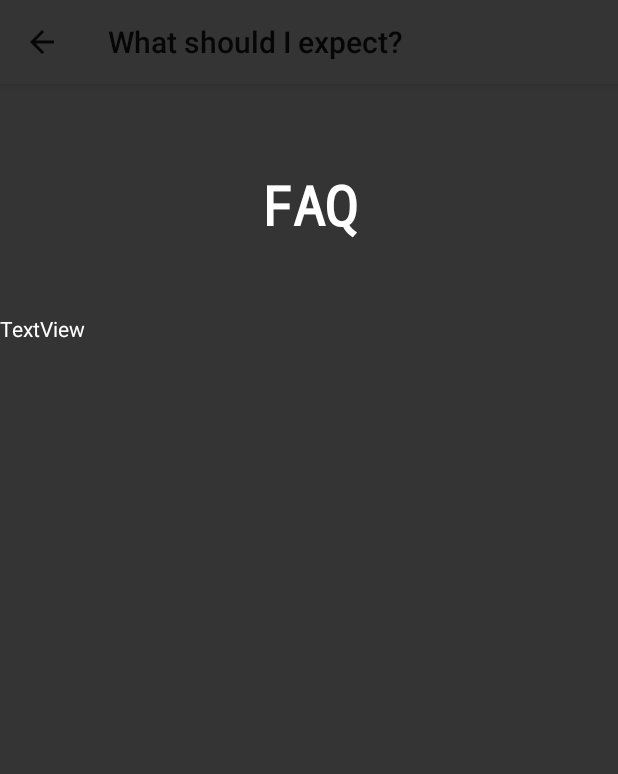
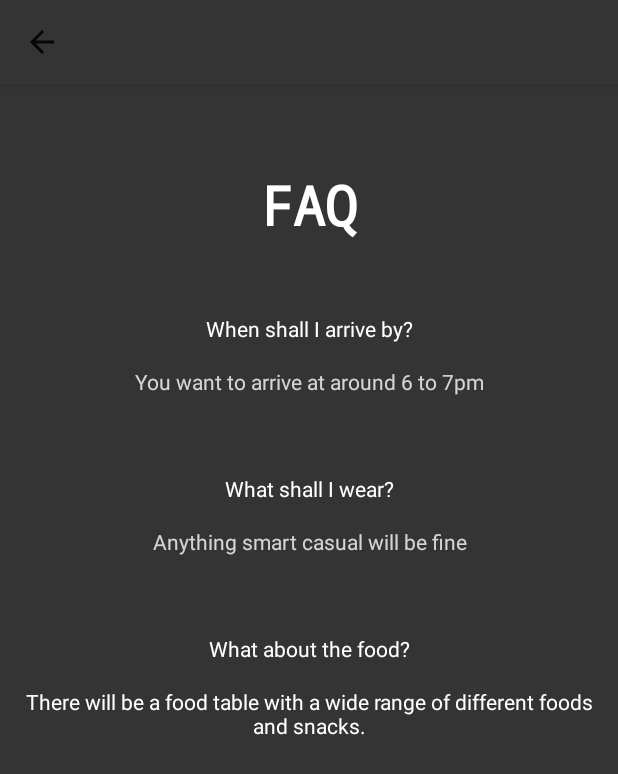
Before and after one commit to Haroon01/BirthdayApp, an Android app: the FaqActivity screen opened directly, with no data from a screen before it, on a phone screen of 412 x 824 dp. Shown: the top 774 px of the screen. Run offline under Robolectric (Android 15) with nearby library versions, the phone set to English and light mode, and no system bars.

Commit message:
completed faq page

```diff
--- a/app/src/main/java/com/haroon/mybirthday/DonateActivity.java
+++ b/app/src/main/java/com/haroon/mybirthday/DonateActivity.java
@@ -24,6 +24,8 @@ public class DonateActivity extends AppCompatActivity {
         setTheme(R.style.AppTheme_ActionBar);
         setContentView(R.layout.activity_donate);
         Objects.requireNonNull(getSupportActionBar()).setDisplayHomeAsUpEnabled(true);
+
+        setTitle("");
 
         Button btnDonate = findViewById(R.id.btnDonate);
         final TextView txtName = findViewById(R.id.txtDonateName);
--- a/app/src/main/java/com/haroon/mybirthday/FaqActivity.java
+++ b/app/src/main/java/com/haroon/mybirthday/FaqActivity.java
@@ -14,6 +14,6 @@ public class FaqActivity extends AppCompatActivity {
         setTheme(R.style.AppTheme_ActionBar);
         setContentView(R.layout.activity_faq);
         Objects.requireNonNull(getSupportActionBar()).setDisplayHomeAsUpEnabled(true);
-        setTitle(R.string.btn_schedule);
+        setTitle("");
     }
 }
--- a/app/src/main/java/com/haroon/mybirthday/LocationActivity.java
+++ b/app/src/main/java/com/haroon/mybirthday/LocationActivity.java
@@ -24,7 +24,7 @@ public class LocationActivity extends AppCompatActivity {
         setTheme(R.style.AppTheme_ActionBar);
         setContentView(R.layout.activity_location);
         Objects.requireNonNull(getSupportActionBar()).setDisplayHomeAsUpEnabled(true);
-        setTitle(R.string.btn_location);
+        setTitle("");
 
         Button btnOpenMaps = findViewById(R.id.btnOpenMaps);
 
@@ -33,9 +33,9 @@ public class LocationActivity extends AppCompatActivity {
             public void onClick(View v) {
                 Intent intent = new Intent(Intent.ACTION_VIEW);
 
-                String label = "label";
+                String label = "TheParty";//INFO: This feature currently does not work on GoogleMaps
 
-                intent.setData(Uri.parse("geo:53.667137,-1.482669?q=53.667137,-1.482669("+label+")"));
+                intent.setData(Uri.parse("geo:0,0?q=53.64104111,-1.77850038("+label+")"));
 
                 startActivity(intent);
             }
--- a/app/src/main/res/layout/activity_faq.xml
+++ b/app/src/main/res/layout/activity_faq.xml
@@ -20,19 +20,87 @@
 
     <TextView
         android:id="@+id/textView10"
-        android:layout_width="wrap_content"
+        android:layout_width="0dp"
         android:layout_height="wrap_content"
+        android:layout_marginStart="8dp"
         android:layout_marginTop="48dp"
-        android:text="TextView"
-        app:layout_constraintTop_toBottomOf="@+id/textView2"
-        tools:layout_editor_absoluteX="16dp" />
+        android:layout_marginEnd="8dp"
+        android:text="@string/faq_q1"
+        android:textAlignment="center"
+        app:layout_constraintEnd_toEndOf="parent"
+        app:layout_constraintStart_toStartOf="parent"
+        app:layout_constraintTop_toBottomOf="@+id/textView2" />
+
+    <TextView
+        android:id="@+id/textView8"
+        android:layout_width="0dp"
+        android:layout_height="wrap_content"
+        android:layout_marginStart="8dp"
+        android:layout_marginTop="52dp"
+        android:layout_marginEnd="8dp"
+        android:text="@string/faq_q2"
+        android:textAlignment="center"
+        app:layout_constraintEnd_toEndOf="parent"
+        app:layout_constraintHorizontal_bias="0.0"
+        app:layout_constraintStart_toStartOf="parent"
+        app:layout_constraintTop_toBottomOf="@+id/textView11" />
+
+    <TextView
+        android:id="@+id/textView13"
+        android:layout_width="0dp"
+        android:layout_height="wrap_content"
+        android:layout_marginStart="8dp"
+        android:layout_marginTop="52dp"
+        android:layout_marginEnd="8dp"
+        android:text="@string/faq_q3"
+        android:textAlignment="center"
+        app:layout_constraintEnd_toEndOf="parent"
+        app:layout_constraintHorizontal_bias="0.0"
+        app:layout_constraintStart_toStartOf="parent"
+        app:layout_constraintTop_toBottomOf="@+id/textView12" />
 
     <TextView
         android:id="@+id/textView11"
-        android:layout_width="wrap_content"
+        android:layout_width="0dp"
         android:layout_height="wrap_content"
-        android:text="TextView"
-        tools:layout_editor_absoluteX="16dp"
-        tools:layout_editor_absoluteY="241dp" />
+        android:layout_marginStart="16dp"
+        android:layout_marginTop="16dp"
+        android:layout_marginEnd="16dp"
+        android:text="@string/faq_a1"
+        android:textAlignment="center"
+        android:textColor="#DCEFEFEF"
+        app:layout_constraintEnd_toEndOf="parent"
+        app:layout_constraintStart_toStartOf="parent"
+        app:layout_constraintTop_toBottomOf="@+id/textView10" />
+
+    <TextView
+        android:id="@+id/textView12"
+        android:layout_width="0dp"
+        android:layout_height="wrap_content"
+        android:layout_marginStart="16dp"
+        android:layout_marginTop="16dp"
+        android:layout_marginEnd="16dp"
+        android:text="@string/faq_a2"
+        android:textAlignment="center"
+        android:textColor="#DCEFEFEF"
+        app:layout_constraintEnd_toEndOf="parent"
+        app:layout_constraintHorizontal_bias="0.0"
+        app:layout_constraintStart_toStartOf="parent"
+        app:layout_constraintTop_toBottomOf="@+id/textView8" />
+
+    <TextView
+        android:id="@+id/textView14"
+        android:layout_width="0dp"
+        android:layout_height="wrap_content"
+        android:layout_marginStart="16dp"
+        android:layout_marginTop="16dp"
+        android:layout_marginEnd="16dp"
+        android:text="@string/faq_a3"
+        android:textAlignment="center"
+        android:textColor="#FFFFFF"
+        app:layout_constraintEnd_toEndOf="parent"
+        app:layout_constraintHorizontal_bias="0.0"
+        app:layout_constraintStart_toStartOf="parent"
+        app:layout_constraintTop_toBottomOf="@+id/textView13" />
 
 </androidx.constraintlayout.widget.ConstraintLayout>
--- a/app/src/main/res/values/strings.xml
+++ b/app/src/main/res/values/strings.xml
@@ -25,5 +25,11 @@
     <string name="lbl_donatemsg">Add a message (optional)</string>
     <string name="btnDonate">Send!</string>
     <string name="lbl_faq">FAQ</string>
+    <string name="faq_q1">When shall I arrive by?</string>
+    <string name="faq_q2">What shall I wear?</string>
+    <string name="faq_q3">What about the food?</string>
+    <string name="faq_a1">You want to arrive at around 6 to 7pm</string>
+    <string name="faq_a2">Anything smart casual will be fine</string>
+    <string name="faq_a3">There will be a food table with a wide range of different foods and snacks.</string>
 
 </resources>
```
